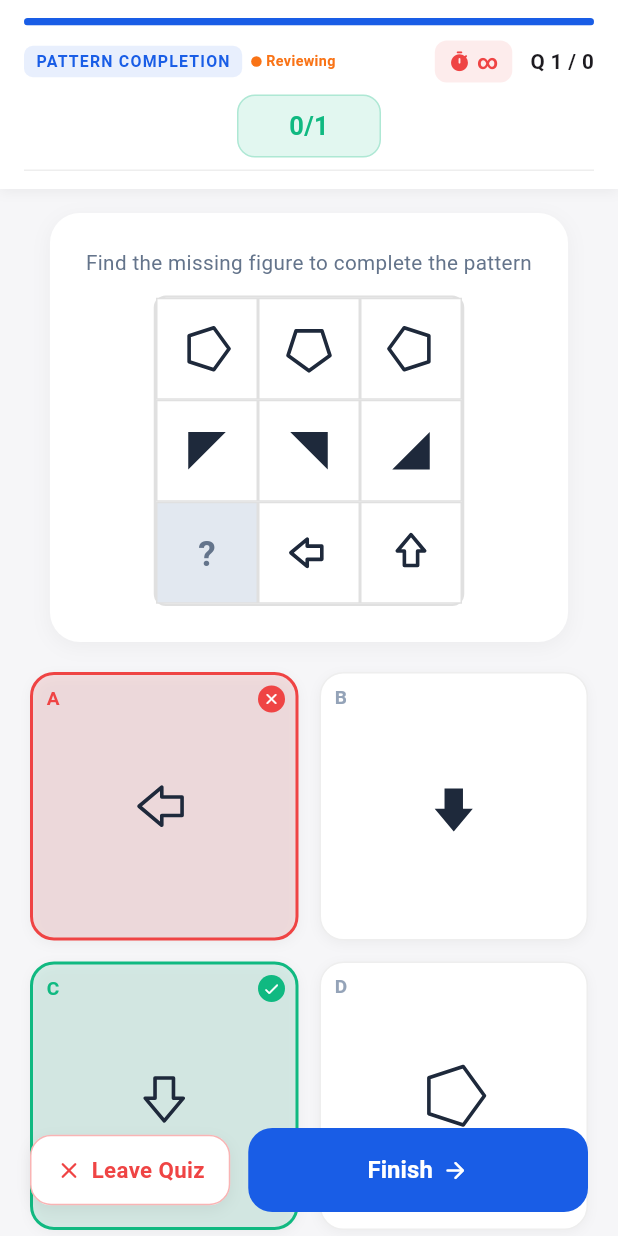
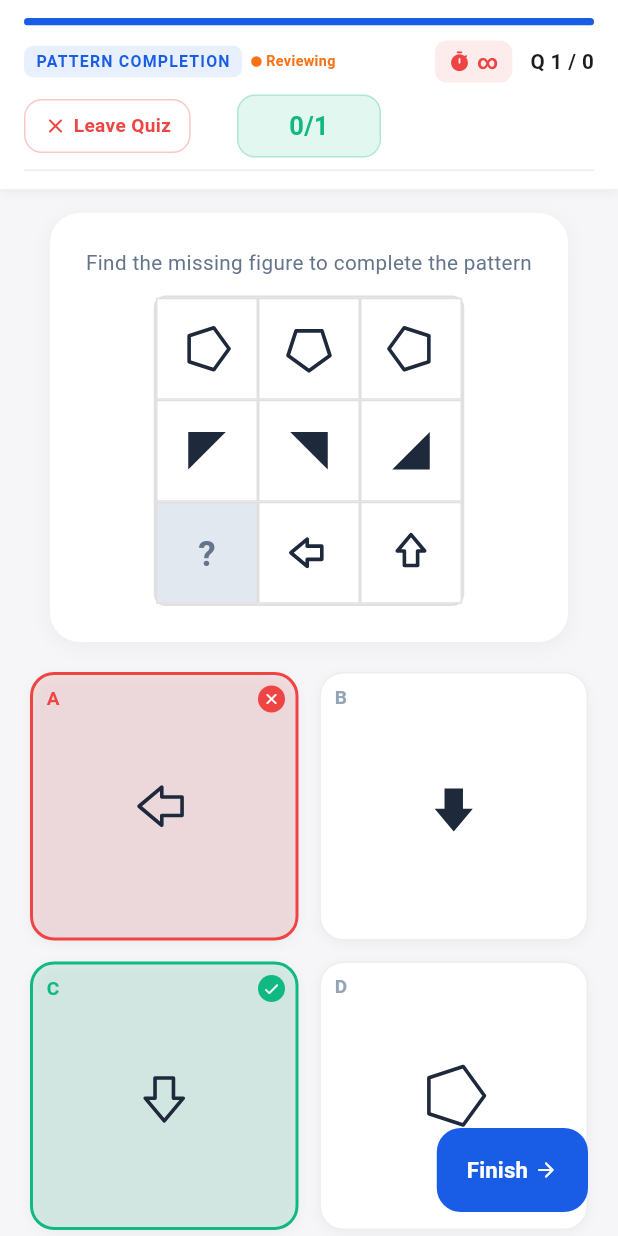
Before and after one commit to harikn2003/mental-ability-app, a Flutter app: the QuizScreen screen opened directly with empty values, after a tap on an icon or button, on a phone screen of 412 x 824 dp. Run offline on Flutter 3.47's test engine with Material 3 defaults, Android fonts, the phone set to English and light mode, and no system bars; our stand-ins replace fl_chart, hive, hive_flutter, shared_preferences; accounts and stored records are empty; Roboto replaces fonts that are missing (Lexend).

Commit message:
Refactor Quiz Screen layout to relocate navigation controls and streamline the action bar
This update moves the "Leave Quiz" button from the bottom action bar to the top header, allowing for a more focused footer and improved navigation flow. It also applies several UI refinements to button scaling and alignment.

Specific changes include:

- **Header UI (`lib/screens/quiz_screen.dart`)**:
    - Introduced a `Stack` in the header to accommodate both the centered score pill and the new `_leaveHeaderButton` aligned to the left.
    - Renamed and refactored `_leaveButton` into `_leaveHeaderButton` with a more compact design, including reduced padding, smaller font sizes (12pt), and smaller icons (16pt).
    - Simplified the button's decoration by removing the box shadow and softening the border alpha.

- **Footer Action Bar (`lib/screens/quiz_screen.dart`)**:
    - Removed the leave button from the bottom row and set `mainAxisAlignment` to `end` to prioritize the "Skip" and "Next" actions.
    - Refactored `_nextButton` to use `mainAxisSize: MainAxisSize.min`, removing its `Expanded` constraint to allow for a more natural button width.
    - Updated the "Next" button typography and iconography to be slightly smaller and more consistent with the new header styles.
    - Wrapped the skipped count pill in a `Flexible` widget to ensure better layout stability in the action row.

Signed-off-by: harikn2003 <harik2115@gmail.com>

```diff
--- a/lib/screens/quiz_screen.dart
+++ b/lib/screens/quiz_screen.dart
@@ -590,7 +590,16 @@ class _QuizScreenState extends State<QuizScreen>
             ],
           ),
           const SizedBox(height: 8),
-          Center(child: _buildScorePill()),
+          Stack(
+            alignment: Alignment.center,
+            children: [
+              Align(
+                alignment: Alignment.centerLeft,
+                child: _leaveHeaderButton(),
+              ),
+              _buildScorePill(),
+            ],
+          ),
           const SizedBox(height: 8),
           Container(height: 1, color: Colors.grey.shade200),
         ],
@@ -1027,26 +1036,23 @@ class _QuizScreenState extends State<QuizScreen>
     return Padding(
       padding: const EdgeInsets.symmetric(horizontal: 20),
       child: Row(
+        mainAxisAlignment: MainAxisAlignment.end,
         children: [
-          _leaveButton(),
-          const SizedBox(width: 12),
           if (!isAnswered) ...[
-            const Spacer(),
             _skipButton(),
           ] else ...[
             if (skippedCount > 0) ...[
-              const Spacer(),
-              _buildSkippedPill(),
-              const SizedBox(width: 10),
+              Flexible(child: _buildSkippedPill()),
+              const SizedBox(width: 12),
             ],
-            Expanded(child: _nextButton()),
+            _nextButton(),
           ],
         ],
       ),
     );
   }
 
-  Widget _leaveButton() => GestureDetector(
+  Widget _leaveHeaderButton() => GestureDetector(
         onTap: () async {
           final shouldExit = await _showExitConfirmation();
           if (shouldExit && mounted) {
@@ -1054,28 +1060,21 @@ class _QuizScreenState extends State<QuizScreen>
           }
         },
         child: Container(
-          padding: const EdgeInsets.symmetric(horizontal: 16, vertical: 12),
+          padding: const EdgeInsets.symmetric(horizontal: 12, vertical: 8),
           decoration: BoxDecoration(
             color: surface,
-            borderRadius: BorderRadius.circular(14),
-            border: Border.all(color: error.withValues(alpha: 0.4)),
-            boxShadow: [
-              BoxShadow(
-                color: Colors.black.withValues(alpha: 0.06),
-                blurRadius: 8,
-                offset: const Offset(0, 3),
-              ),
-            ],
+            borderRadius: BorderRadius.circular(12),
+            border: Border.all(color: error.withValues(alpha: 0.3)),
           ),
           child: Row(
             mainAxisSize: MainAxisSize.min,
             children: [
-              const Icon(Icons.close_rounded, size: 18, color: error),
-              const SizedBox(width: 6),
+              const Icon(Icons.close_rounded, size: 16, color: error),
+              const SizedBox(width: 4),
               Text(
                 AppLocale.get(currentLang, 'leave_quiz'),
                 style: const TextStyle(
-                  fontSize: 14,
+                  fontSize: 12,
                   fontWeight: FontWeight.bold,
                   color: error,
                 ),
@@ -1153,7 +1152,7 @@ class _QuizScreenState extends State<QuizScreen>
       backgroundColor: _nextLocked ? Colors.grey.shade400 : primary,
       elevation: _nextLocked ? 0 : 4,
       label: Row(
-        mainAxisAlignment: MainAxisAlignment.center,
+        mainAxisSize: MainAxisSize.min,
         children: [
           if (_nextLocked) ...[
             const SizedBox(
@@ -1181,14 +1180,14 @@ class _QuizScreenState extends State<QuizScreen>
               style: const TextStyle(
                 color: Colors.white,
                 fontWeight: FontWeight.bold,
-                fontSize: 15,
+                fontSize: 14,
               ),
             ),
-            const SizedBox(width: 6),
+            const SizedBox(width: 4),
             const Icon(
               Icons.arrow_forward_rounded,
               color: Colors.white,
-              size: 18,
+              size: 16,
             ),
           ],
         ],
```
